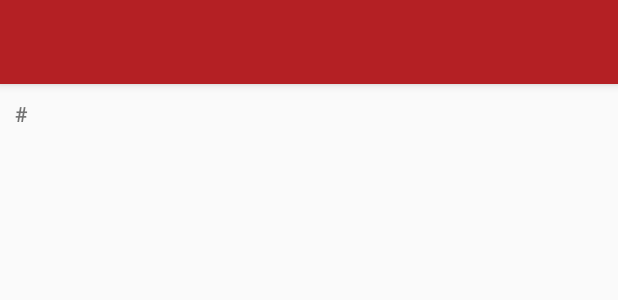
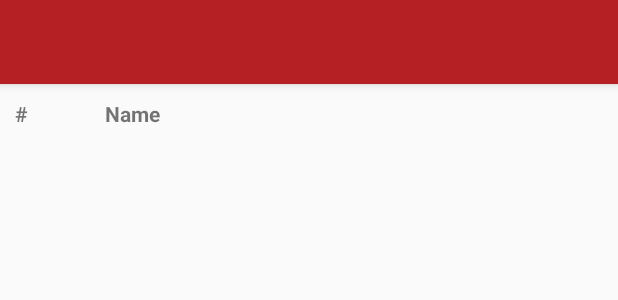
Before and after one commit to Roshanmahes/DartsWorld, an Android app: the layout app_bar_ranking.xml on its own in the app's theme, with its tools: preview values and no code run, on a phone screen of 412 x 824 dp. Shown: the top 300 px of the screen. Run offline under Robolectric (Android 15) with nearby library versions, the light colour scheme and no system bars.

Commit message:
Ranking kan nu gezien worden.

```diff
--- a/DartsWorld/app/src/main/java/mprog/nl/a10973710/dartsworld/RankingActivity.java
+++ b/DartsWorld/app/src/main/java/mprog/nl/a10973710/dartsworld/RankingActivity.java
@@ -62,7 +62,7 @@ public class RankingActivity extends AppCompatActivity
             @Override
             public void onDataChange(DataSnapshot dataSnapshot) {
                 ArrayList<PlayerProperty> pList = new ArrayList<>();
-                Log.d(TAG, "ik ga nu naar binnen");
+
                 try {
                     for (DataSnapshot postSnapshot : dataSnapshot.getChildren()) {
                         Player post = postSnapshot.getValue(Player.class);
@@ -76,12 +76,9 @@ public class RankingActivity extends AppCompatActivity
                     }
 
                     RankingListAdapter adapter = new RankingListAdapter(RankingActivity.this, R.layout.adapter_view_ranking, pList);
-                    Log.d(TAG, "mis?");
                     ListView rankingList = (ListView) findViewById(R.id.rankingList);
                     rankingList.setAdapter(adapter);
-                    Log.d(TAG,"ben ik hier?");
 
-//                    setPlayerInfo(PlayerList, DifferenceList);
 
                 } catch (Exception e) {
                     Log.e(TAG, "Exception e = " + e.getLocalizedMessage());
--- a/DartsWorld/app/src/main/res/layout/adapter_view_ranking.xml
+++ b/DartsWorld/app/src/main/res/layout/adapter_view_ranking.xml
@@ -12,7 +12,7 @@
         android:id="@+id/position"
         android:layout_width="30dp"
         android:layout_height="wrap_content"
-        android:text="100" />
+        android:textStyle="bold" />
 
     <ImageView
         android:layout_toRightOf="@id/position"
--- a/DartsWorld/app/src/main/res/layout/content_ranking.xml
+++ b/DartsWorld/app/src/main/res/layout/content_ranking.xml
@@ -5,19 +5,27 @@
     android:layout_width="match_parent"
     android:layout_height="match_parent"
     android:paddingTop="10dp"
-    android:paddingLeft="10dp"
     app:layout_behavior="@string/appbar_scrolling_view_behavior"
     tools:context="mprog.nl.a10973710.dartsworld.RankingActivity"
     tools:showIn="@layout/app_bar_ranking">
 
     <TextView
+        android:paddingLeft="10dp"
         android:id="@+id/position"
-        android:layout_width="match_parent"
+        android:layout_width="70dp"
         android:layout_height="wrap_content"
         android:textStyle="bold"
         android:text="#"/>
 
+    <TextView
+        android:layout_width="match_parent"
+        android:layout_height="wrap_content"
+        android:layout_toRightOf="@id/position"
+        android:textStyle="bold"
+        android:text="Name"/>
+
     <ListView
+        android:paddingTop="5dp"
         android:layout_below="@id/position"
         android:id="@+id/rankingList"
         android:layout_width="match_parent"
```
Also changed, not shown: DartsWorld/app/src/main/java/mprog/nl/a10973710/dartsworld/RankingListAdapter.java (+9 -4 lines), DartsWorld/app/src/main/res/drawable/ic_drop.png (added), DartsWorld/app/src/main/res/drawable/ic_stable.png (added).
